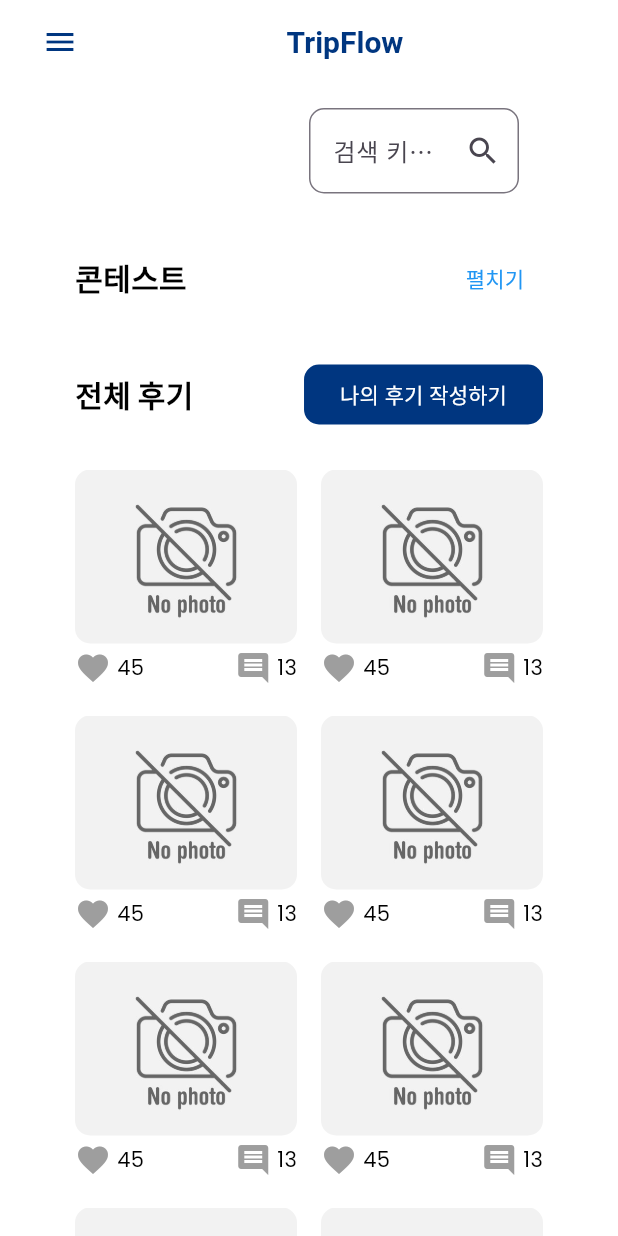
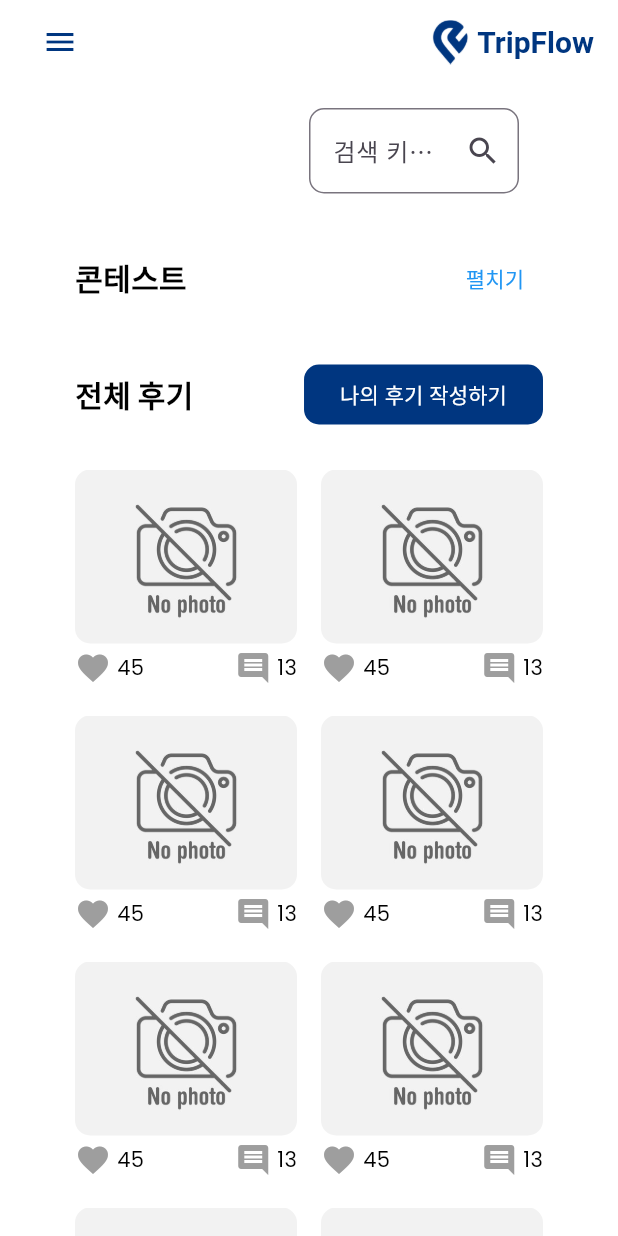
Before and after one commit to KOSA-DDABONG/front-end, a Flutter app: the AllReviewScreen screen opened directly, on a phone screen of 412 x 824 dp. Run offline on Flutter 3.47's test engine with Material 3 defaults, Android fonts, the phone set to English and light mode, and no system bars; our stand-ins replace auto_size_text, dio, flutter_secure_storage, flutter_svg, google_fonts, google_maps_flutter and 4 more; missing offline and left inert: dart:html, dart:js, flutter_polyline_points; accounts and stored records are empty; statements that could not run were skipped; project files that could hold a hidden picture were left out.

```diff
--- a/lib/component/header/header.dart
+++ b/lib/component/header/header.dart
@@ -363,7 +363,15 @@ class ShortHeader extends StatelessWidget implements PreferredSizeWidget {
                 MaterialPageRoute(builder: (context) => LandingScreen()),
               );
             },
-            child: Text(
+            child: Row(
+              children: [
+                Image.asset(
+                  'assets/images/tripflow_logo.png',
+                  height: 30,
+                  color: pointColor,
+                ),
+                const SizedBox(width: 5,),
+                Text(
                   'TripFlow',
                   style: GoogleFonts.indieFlower(
                     fontSize: 20,
@@ -371,8 +379,9 @@ class ShortHeader extends StatelessWidget implements PreferredSizeWidget {
                     color: pointColor,
                   ),
                 ),
+              ],
             ),
-          Spacer(),
+          ),
         ],
       ),
       iconTheme: IconThemeData(
--- a/lib/main.dart
+++ b/lib/main.dart
@@ -48,7 +48,8 @@ class MyApp extends StatelessWidget {
             .apply(bodyColor: Colors.black),
         canvasColor: Colors.blue,
       ),
-      home: LandingScreen(),
+      home: AddReviewScreen(),
+      // home: LandingScreen(),
       // home: ContactScreen(),
       // home: AddReviewScreen(),
       // home: MyMenuScreen(),
```
Also changed, not shown: lib/screen/contact/contact_screen.dart (+22 -8 lines), lib/screen/review/add_review_screen.dart (+46 -5 lines). Lines whose indentation alone changed are shown as unchanged.
